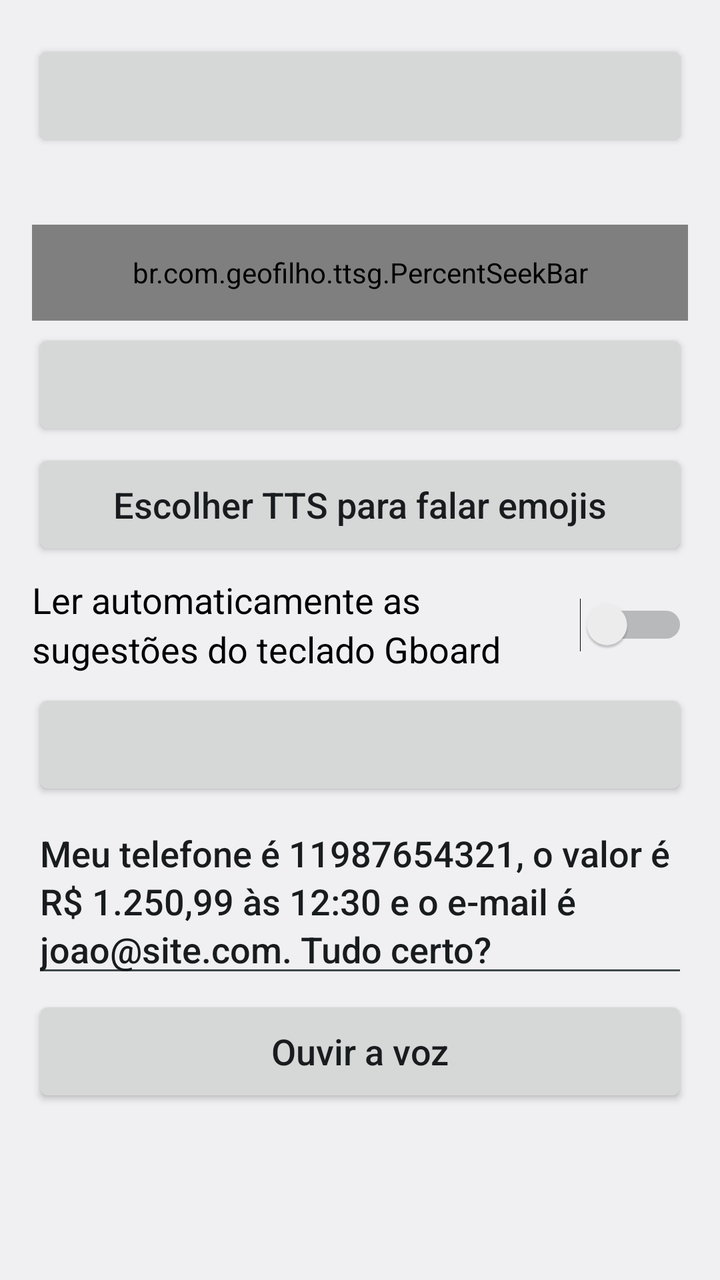
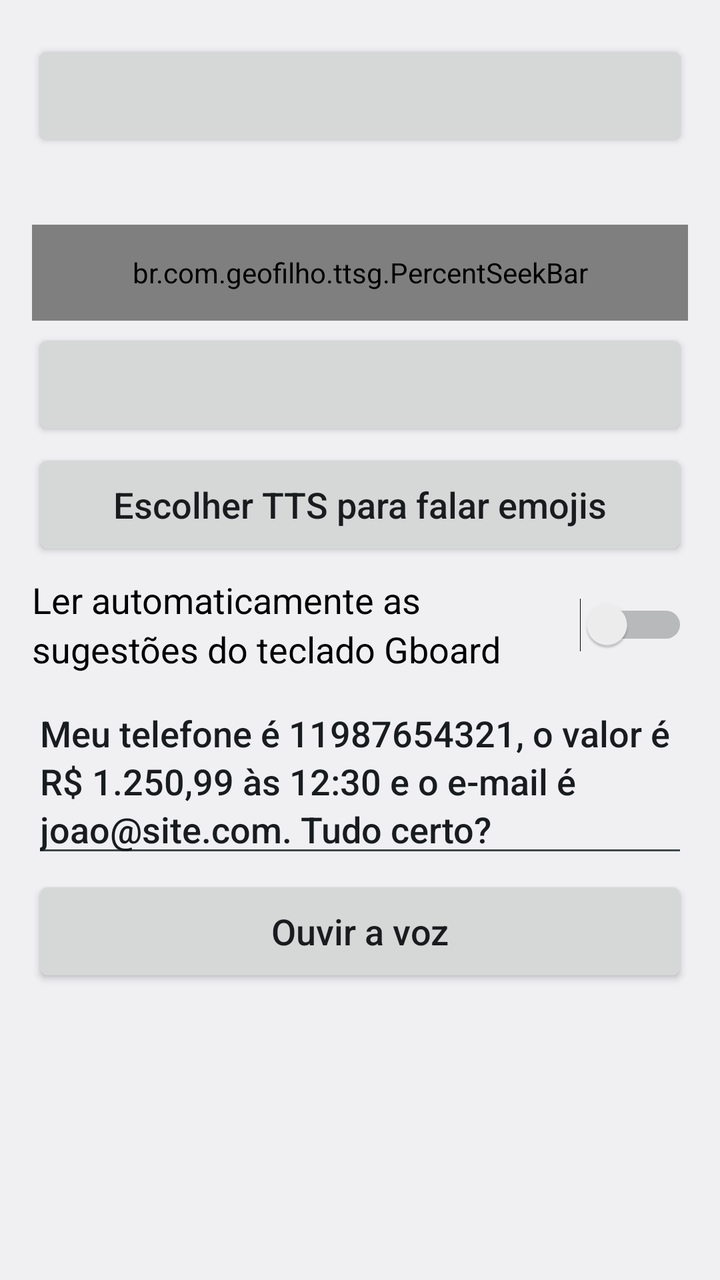

The first picture is an Android layout as it rendered before a commit; the second is the same layout after the commit. The layout source and the unified diff follow.
<!-- AndroidManifest.xml: application theme AppTheme -->
<!-- res/layout/activity_numbers.xml -->
<?xml version="1.0" encoding="utf-8"?>
<ScrollView xmlns:android="http://schemas.android.com/apk/res/android"
    android:layout_width="match_parent"
    android:layout_height="match_parent"
    android:fillViewport="true">

    <LinearLayout
        android:layout_width="match_parent"
        android:layout_height="wrap_content"
        android:orientation="vertical"
        android:padding="16dp">

        <Button
            android:id="@+id/btn_numbers"
            style="@style/Row" />

        <TextView
            android:id="@+id/lbl_number_rate"
            style="@style/SliderLabel" />

        <br.com.geofilho.ttsg.PercentSeekBar
            android:id="@+id/seek_number_rate"
            style="@style/Slider" />

        <Button
            android:id="@+id/btn_punctuation"
            style="@style/Row" />

        <Button
            android:id="@+id/btn_emoji"
            style="@style/Row"
            android:text="@string/emoji_voice" />

        <Switch
            android:id="@+id/switch_gboard"
            style="@style/Row"
            android:text="@string/gboard_switch" />

        <Button
            android:id="@+id/btn_gboard_service"
            style="@style/Row" />

        <EditText
            android:id="@+id/edit_test"
            style="@style/Row"
            android:hint="@string/hint_test_text"
            android:importantForAutofill="no"
            android:inputType="textMultiLine|textCapSentences"
            android:text="@string/numbers_test_text" />

        <Button
            android:id="@+id/btn_test"
            style="@style/Row"
            android:text="@string/listen" />
    </LinearLayout>
</ScrollView>
<!-- resources referenced by this layout -->
<resources>
  <string name="emoji_voice">Escolher TTS para falar emojis</string>
  <string name="gboard_switch">Ler automaticamente as sugestões do teclado Gboard</string>
  <string name="hint_test_text">Texto para testar a voz</string>
  <string name="listen">Ouvir a voz</string>
  <string name="numbers_test_text">Meu telefone é 11987654321, o valor é R$ 1.250,99 às 12:30 e o e-mail é joao@site.com. Tudo certo?</string>
  <style name="Row">
          <item name="android:layout_width">match_parent</item>
          <item name="android:layout_height">wrap_content</item>
          <item name="android:minHeight">56dp</item>
          <item name="android:layout_marginTop">4dp</item>
          
          <item name="android:textSize">18sp</item>
          <item name="android:textAllCaps">false</item>
          <item name="android:lineSpacingMultiplier">1.15</item>
          <item name="android:textColorHint">?android:attr/textColorSecondary</item>
      </style>
  <style name="Slider">
          <item name="android:layout_width">match_parent</item>
          <item name="android:layout_height">48dp</item>
          <item name="android:max">100</item>
      </style>
  <style name="SliderLabel">
          <item name="android:layout_width">match_parent</item>
          <item name="android:layout_height">wrap_content</item>
          <item name="android:layout_marginTop">12dp</item>
          <item name="android:textSize">18sp</item>
          <item name="android:lineSpacingMultiplier">1.15</item>
          <item name="android:importantForAccessibility">no</item>
      </style>
  <style name="AppTheme" parent="android:Theme.Material.Light.DarkActionBar" />
</resources>

<!-- the commit's change to res/layout/activity_numbers.xml (unified diff, before → after) -->
@@ -36,10 +36,6 @@
             style="@style/Row"
             android:text="@string/gboard_switch" />
 
-        <Button
-            android:id="@+id/btn_gboard_service"
-            style="@style/Row" />
-
         <EditText
             android:id="@+id/edit_test"
             style="@style/Row"
